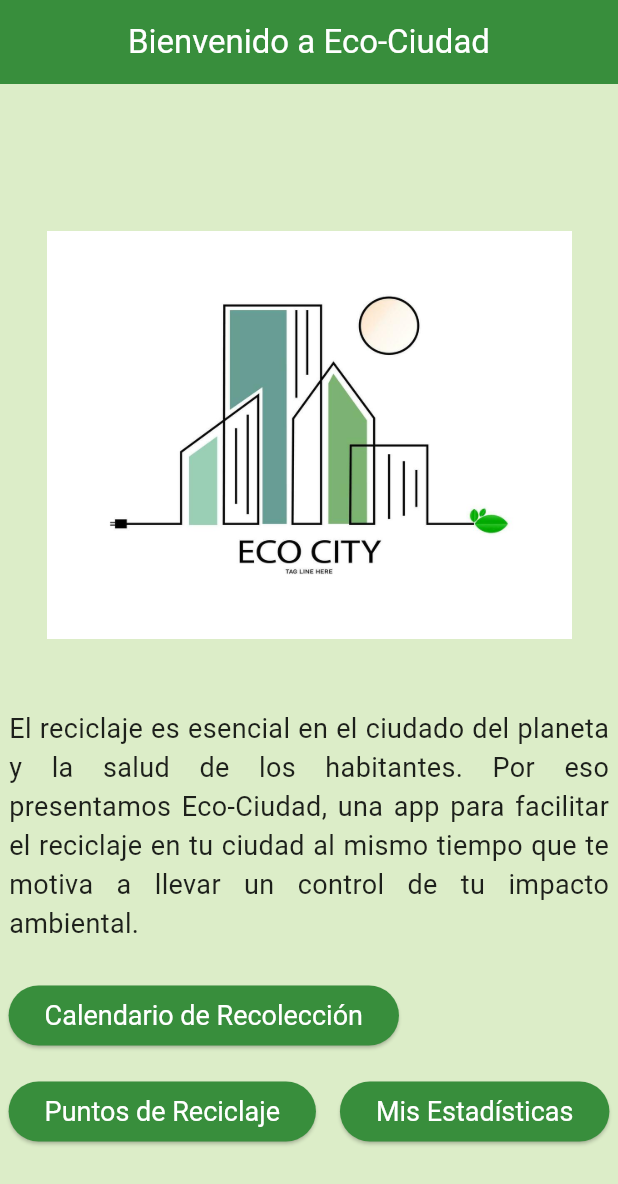
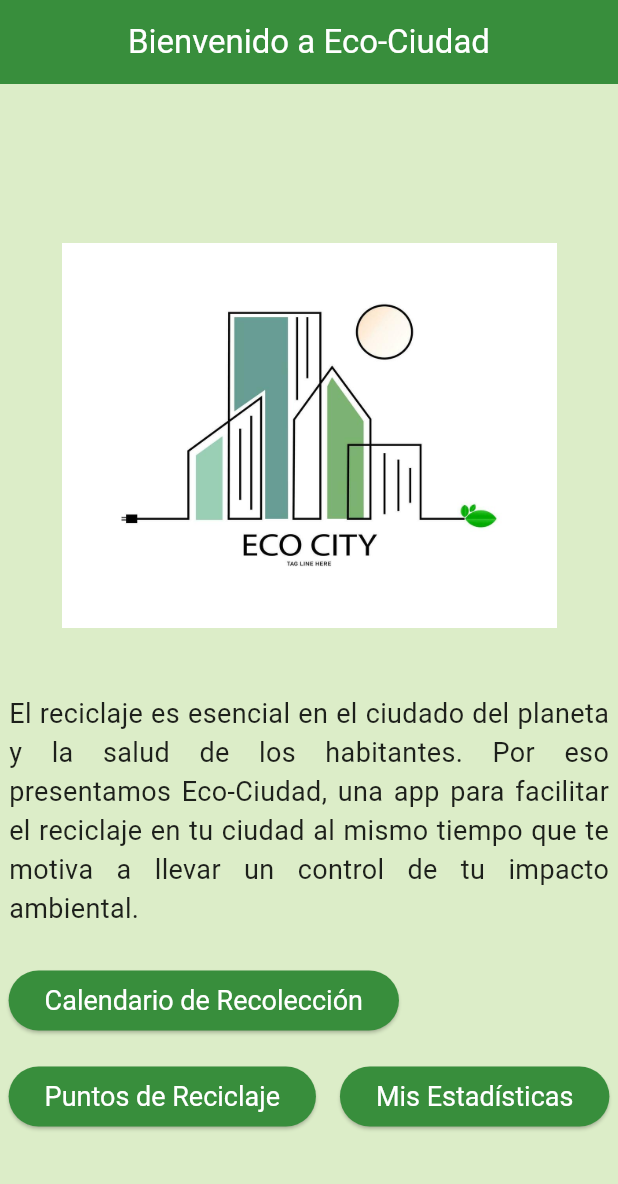
Before and after one commit to DavidGaSa/Eco_Ciudad, a Flutter app: the screen it shows after launch, on a phone screen of 412 x 824 dp. Shown: the top 1184 px of the screen. Run offline on Flutter 3.47's test engine with Material 3 defaults, Android fonts, the phone set to English and light mode, and no system bars; our stand-ins replace csv, flutter_map, latlong2.

Commit message:
Cambios stats y principal

```diff
--- a/eco_ciudad/lib/main.dart
+++ b/eco_ciudad/lib/main.dart
@@ -57,13 +57,13 @@ class MainScreen extends StatelessWidget {
           mainAxisAlignment: MainAxisAlignment.center,
           children: [
             // Logo
-            Image.asset('assets/Eco-Ciudad-Logo.png', width: 350, height: 350),
+            Image.asset('assets/Eco-Ciudad-Logo.png', width: 330, height: 330),
             // Espacio uniforme
             // Breve descripción
             const SizedBox(height: 8), // Espacio uniforme
               // Breve descripción
             Center(
-              child: Container(
+              child: SizedBox(
                 width: 400,
                 child: const Text(
                   'El reciclaje es esencial en el ciudado del planeta y la salud de los habitantes. Por eso presentamos Eco-Ciudad, una app para facilitar el reciclaje en tu ciudad al mismo tiempo que te motiva a llevar un control de tu impacto ambiental.',
```
